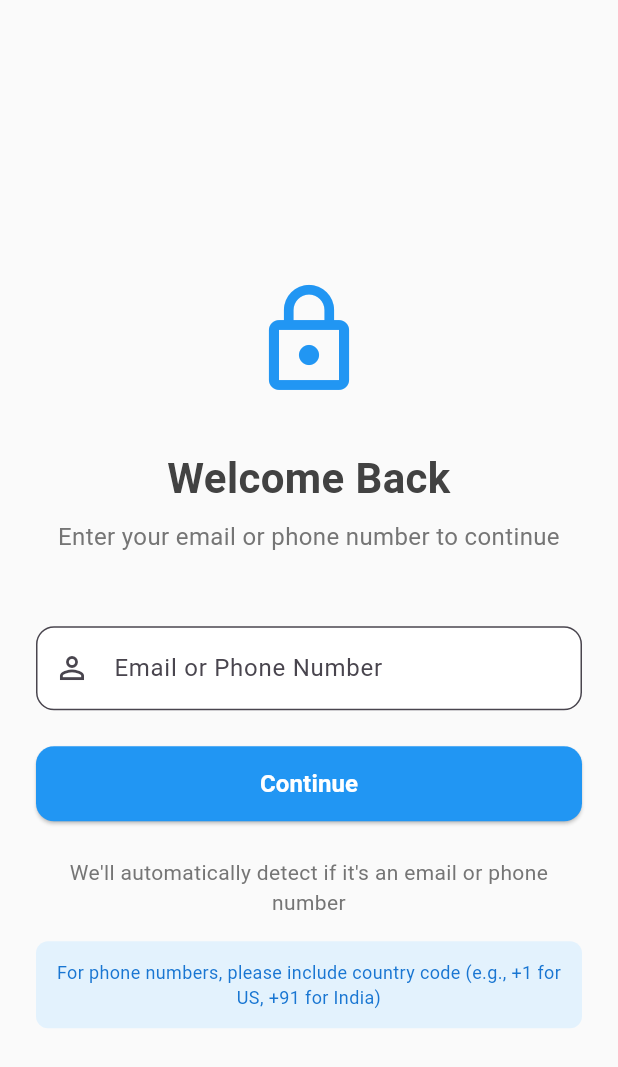
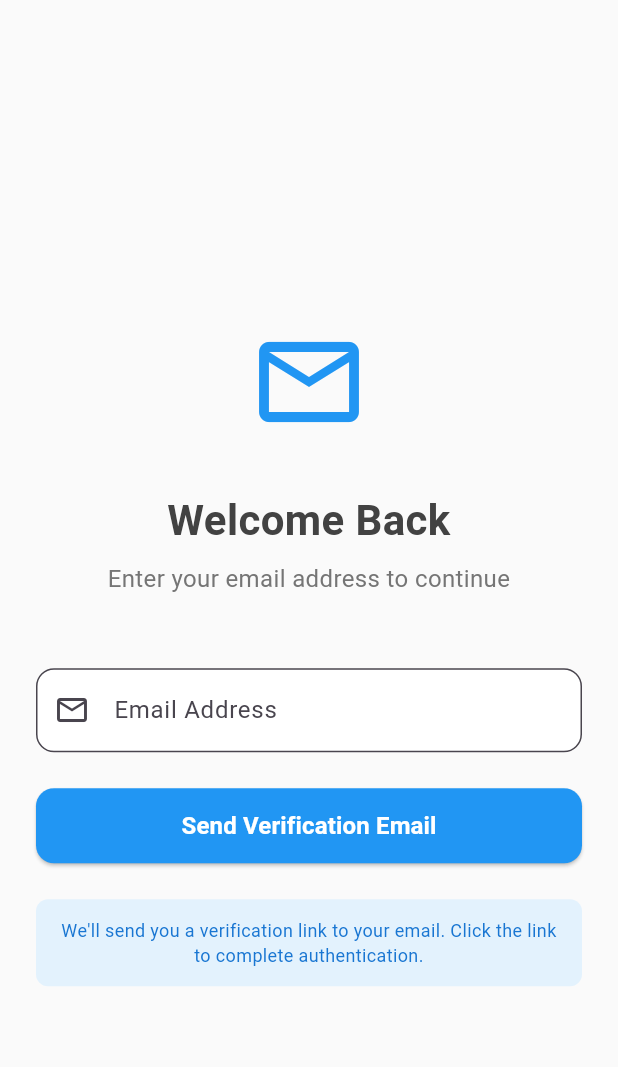
Before and after one commit to saumyahc/Ledgerly, a Flutter app: the screen it shows after launch, on a phone screen of 412 x 824 dp. Shown: the top 1067 px of the screen. Run offline on Flutter 3.47's test engine with Material 3 defaults, Android fonts, the phone set to English and light mode, and no system bars; our stand-ins replace firebase_auth, firebase_core, shared_preferences; accounts and stored records are empty.

Commit message:
Update contact_email.dart

```diff
--- a/lib/screens/contact_email.dart
+++ b/lib/screens/contact_email.dart
@@ -1,7 +1,7 @@
-// auth_input_page.dart
+// auth_input_page.dart (Mobile App)
 import 'package:flutter/material.dart';
 import 'package:firebase_auth/firebase_auth.dart';
-import 'otp_verification_page.dart';
+import 'package:shared_preferences/shared_preferences.dart';
 
 class AuthInputPage extends StatefulWidget {
   @override
@@ -14,11 +14,6 @@ class _AuthInputPageState extends State<AuthInputPage> {
 
   bool _isEmail(String input) {
     return RegExp(r'^[\w-\.]+@([\w-]+\.)+[\w-]{2,4}$').hasMatch(input);
-  }
-
-  bool _isPhoneNumber(String input) {
-    // Enhanced phone number validation with country code
-    return RegExp(r'^\+\d{1,3}\d{10,14}$').hasMatch(input);
   }
 
   void _showErrorDialog(String message) {
@@ -59,12 +54,10 @@ class _AuthInputPageState extends State<AuthInputPage> {
       backgroundColor: Colors.grey[50],
       body: SafeArea(
         child: SingleChildScrollView(
-          // FIX: Prevent overflow
           padding: EdgeInsets.all(24.0),
           child: ConstrainedBox(
             constraints: BoxConstraints(
-              minHeight:
-                  MediaQuery.of(context).size.height -
+              minHeight: MediaQuery.of(context).size.height -
                   MediaQuery.of(context).padding.top -
                   MediaQuery.of(context).padding.bottom,
             ),
@@ -72,7 +65,7 @@ class _AuthInputPageState extends State<AuthInputPage> {
               mainAxisAlignment: MainAxisAlignment.center,
               crossAxisAlignment: CrossAxisAlignment.stretch,
               children: [
-                Icon(Icons.lock_outline, size: 80, color: Colors.blue),
+                Icon(Icons.email_outlined, size: 80, color: Colors.blue),
                 SizedBox(height: 32),
                 Text(
                   'Welcome Back',
@@ -85,7 +78,7 @@ class _AuthInputPageState extends State<AuthInputPage> {
                 ),
                 SizedBox(height: 8),
                 Text(
-                  'Enter your email or phone number to continue',
+                  'Enter your email address to continue',
                   style: TextStyle(fontSize: 16, color: Colors.grey[600]),
                   textAlign: TextAlign.center,
                 ),
@@ -94,21 +87,17 @@ class _AuthInputPageState extends State<AuthInputPage> {
                   controller: _controller,
                   keyboardType: TextInputType.emailAddress,
                   decoration: InputDecoration(
-                    labelText: 'Email or Phone Number',
-                    hintText: 'Enter email or +1234567890',
-                    prefixIcon: Icon(Icons.person_outline),
+                    labelText: 'Email Address',
+                    hintText: 'Enter your email',
+                    prefixIcon: Icon(Icons.email_outlined),
                     suffixIcon: _controller.text.isNotEmpty
                         ? Icon(
                             _isEmail(_controller.text)
-                                ? Icons.email_outlined
-                                : _isPhoneNumber(_controller.text)
-                                ? Icons.phone_outlined
-                                : Icons.help_outline,
-                            color:
-                                _isEmail(_controller.text) ||
-                                    _isPhoneNumber(_controller.text)
+                                ? Icons.check_circle_outline
+                                : Icons.error_outline,
+                            color: _isEmail(_controller.text)
                                 ? Colors.green
-                                : Colors.grey,
+                                : Colors.red,
                           )
                         : null,
                     border: OutlineInputBorder(
@@ -118,15 +107,14 @@ class _AuthInputPageState extends State<AuthInputPage> {
                     fillColor: Colors.white,
                   ),
                   onChanged: (value) {
-                    setState(() {}); // Refresh to show the suffix icon
+                    setState(() {});
                   },
                 ),
                 SizedBox(height: 24),
                 SizedBox(
-                  // FIX: Constrain button height
                   height: 50,
                   child: ElevatedButton(
-                    onPressed: _isLoading ? null : _handleSubmit,
+                    onPressed: _isLoading ? null : _handleEmailSubmit,
                     style: ElevatedButton.styleFrom(
                       backgroundColor: Colors.blue,
                       foregroundColor: Colors.white,
@@ -144,7 +132,7 @@ class _AuthInputPageState extends State<AuthInputPage> {
                             ),
                           )
                         : Text(
-                            'Continue',
+                            'Send Verification Email',
                             style: TextStyle(
                               fontSize: 16,
                               fontWeight: FontWeight.w600,
@@ -153,13 +141,6 @@ class _AuthInputPageState extends State<AuthInputPage> {
                   ),
                 ),
                 SizedBox(height: 24),
-                Text(
-                  'We\'ll automatically detect if it\'s an email or phone number',
-                  style: TextStyle(fontSize: 14, color: Colors.grey[600]),
-                  textAlign: TextAlign.center,
-                ),
-                SizedBox(height: 16),
-                // FIX: Add instructions for phone format
                 Container(
                   padding: EdgeInsets.all(12),
                   decoration: BoxDecoration(
@@ -167,7 +148,7 @@ class _AuthInputPageState extends State<AuthInputPage> {
                     borderRadius: BorderRadius.circular(8),
                   ),
                   child: Text(
-                    'For phone numbers, please include country code (e.g., +1 for US, +91 for India)',
+                    'We\'ll send you a verification link to your email. Click the link to complete authentication.',
                     style: TextStyle(fontSize: 12, color: Colors.blue[700]),
                     textAlign: TextAlign.center,
                   ),
@@ -180,120 +161,63 @@ class _AuthInputPageState extends State<AuthInputPage> {
     );
   }
 
-  Future<void> _handleSubmit() async {
-    final input = _controller.text.trim();
+  Future<void> _handleEmailSubmit() async {
+    final email = _controller.text.trim();
 
-    if (input.isEmpty) {
-      _showErrorDialog('Please enter an email or phone number.');
+    if (email.isEmpty) {
+      _showErrorDialog('Please enter an email address.');
       return;
     }
 
-    if (_isEmail(input)) {
-      await _handleEmailSignIn(input);
-    } else if (_isPhoneNumber(input)) {
-      await _handlePhoneSignIn(input);
-    } else {
-      _showErrorDialog(
-        'Please enter a valid email or phone number with country code (e.g., +1234567890).',
+    if (!_isEmail(email)) {
+      _showErrorDialog('Please enter a valid email address.');
+      return;
+    }
+
+    setState(() => _isLoading = true);
+
+    try {
+      // Store email for later use
+      final prefs = await SharedPreferences.getInstance();
+      await prefs.setString('pending_email', email);
+
+      // Configure action code settings for email link
+      final actionCodeSettings = ActionCodeSettings(
+        // This should point to your Flutter web app
+        url: 'https://your-flutter-web-domain.com/#/auth-verify?email=$email',
+        handleCodeInApp: false,
+        iOSBundleId: 'com.yourapp.bundleid',
+        androidPackageName: 'com.yourapp.packagename',
+        androidInstallApp: true,
+        androidMinimumVersion: '1',
       );
+
+      await FirebaseAuth.instance.sendSignInLinkToEmail(
+        email: email,
+        actionCodeSettings: actionCodeSettings,
+      );
+
+      setState(() => _isLoading = false);
+
+      _showSuccessDialog(
+        'Verification Email Sent',
+        'Please check your email and click the verification link to continue.',
+      );
+    } catch (e) {
+      setState(() => _isLoading = false);
+      _showErrorDialog('Failed to send verification email: ${e.toString()}');
     }
   }
 
-  Future<void> _handleEmailSignIn(String email) async {
-    setState(() => _isLoading = true);
-
-    try {
-      // FIX: Use createUserWithEmailAndPassword or signInWithEmailAndPassword instead
-      // Since email link sign-in requires additional setup
-
-      // For now, let's try a simple email/password approach
-      // You can modify this based on your requirements
-
-      // Option 1: Create account (if new user)
-      try {
-        UserCredential userCredential = await FirebaseAuth.instance
-            .createUserWithEmailAndPassword(email: email, password: 'temp123');
-
-        _showSuccessDialog(
-          'Account Created',
-          'Welcome! Your account has been created.',
-        );
-      } on FirebaseAuthException catch (e) {
-        if (e.code == 'email-already-in-use') {
-          // Option 2: Try to send password reset (if existing user)
-          await FirebaseAuth.instance.sendPasswordResetEmail(email: email);
-          _showSuccessDialog(
-            'Password Reset',
-            'A password reset link has been sent to your email.',
-          );
-        } else {
-          throw e;
-        }
+  @override
+  void initState() {
+    super.initState();
+    // Listen for auth state changes
+    FirebaseAuth.instance.authStateChanges().listen((User? user) {
+      if (user != null && mounted) {
+        // User is signed in, navigate to wallet page
+        Navigator.pushReplacementNamed(context, '/wallet');
       }
-    } catch (e) {
-      _showErrorDialog('Email authentication error: ${e.toString()}');
-    } finally {
-      setState(() => _isLoading = false);
-    }
-  }
-
-  Future<void> _handlePhoneSignIn(String phoneNumber) async {
-    setState(() => _isLoading = true);
-
-    try {
-      await FirebaseAuth.instance.verifyPhoneNumber(
-        phoneNumber: phoneNumber,
-        verificationCompleted: (PhoneAuthCredential credential) async {
-          // Auto-verification completed
-          try {
-            await FirebaseAuth.instance.signInWithCredential(credential);
-            setState(() => _isLoading = false);
-            _showSuccessDialog(
-              'Success',
-              'Phone number verified automatically!',
-            );
-          } catch (e) {
-            setState(() => _isLoading = false);
-            _showErrorDialog('Auto-verification failed: ${e.toString()}');
-          }
-        },
-        verificationFailed: (FirebaseAuthException e) {
-          setState(() => _isLoading = false);
-          String errorMessage = 'Phone verification failed.';
-
-          if (e.code == 'billing-not-enabled') {
-            errorMessage =
-                'Phone authentication requires billing to be enabled in Firebase Console.';
-          } else if (e.code == 'invalid-phone-number') {
-            errorMessage =
-                'Invalid phone number format. Please include country code.';
-          } else if (e.code == 'too-many-requests') {
-            errorMessage = 'Too many requests. Please try again later.';
-          }
-
-          _showErrorDialog(errorMessage);
-        },
-        codeSent: (String verificationId, int? resendToken) {
-          setState(() => _isLoading = false);
-          Navigator.push(
-            context,
-            MaterialPageRoute(
-              builder: (context) => OtpVerificationPage(
-                verificationId: verificationId,
-                phoneNumber: phoneNumber,
-                resendToken: resendToken,
-              ),
-            ),
-          );
-        },
-        codeAutoRetrievalTimeout: (String verificationId) {
-          setState(() => _isLoading = false);
-        },
-        timeout: Duration(seconds: 60), // FIX: Add timeout
-      );
-    } catch (e) {
-      setState(() => _isLoading = false);
-      _showErrorDialog('Phone verification setup failed: ${e.toString()}');
-    }
+    });
   }
 }
```
